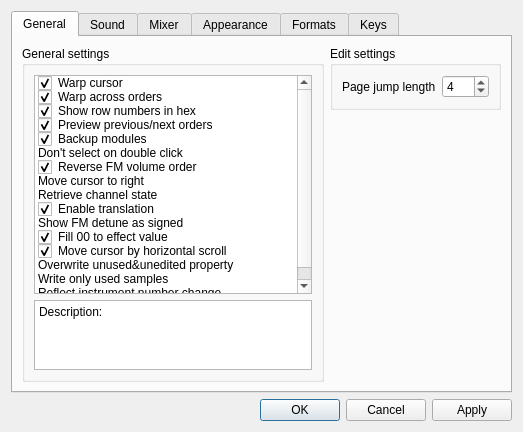
Before: the Qt Designer form BambooTracker/gui/configuration_dialog.ui in BambooTracker/BambooTracker, drawn with Qt 5.
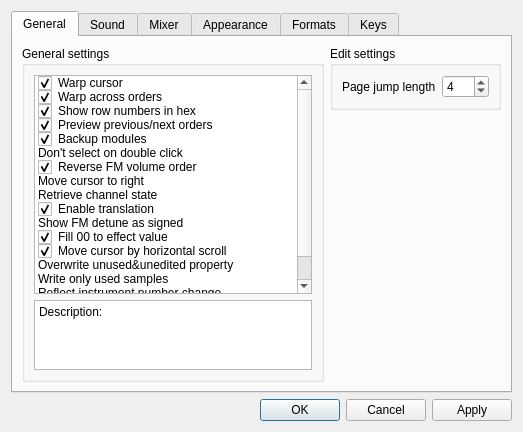
After: the same form once the commit is applied. Custom widgets are drawn as their Qt base class.

Commit message: Add jamming volume settings

Patch:
```diff
--- a/BambooTracker/gui/configuration_dialog.ui
+++ b/BambooTracker/gui/configuration_dialog.ui
@@ -173,6 +173,14 @@
               <enum>Unchecked</enum>
              </property>
             </item>
+            <item>
+             <property name="text">
+              <string>Fix jamming volume</string>
+             </property>
+             <property name="checkState">
+              <enum>Unchecked</enum>
+             </property>
+            </item>
            </widget>
           </item>
           <item row="1" column="0">
```
The commit also changes 16 other files.
